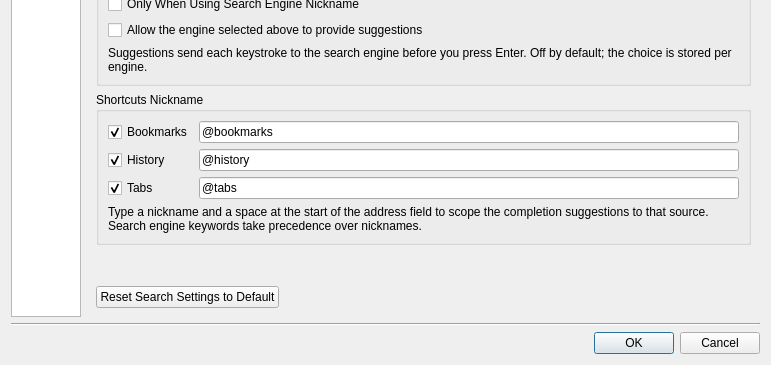
This is src/settings.ui in IT-Space-2026/arktos as Qt 5 draws it before an edit; both pictures show x 0 to 771 and y 940 to 1305 of the 771 by 1305 pixel window. The edited form follows.
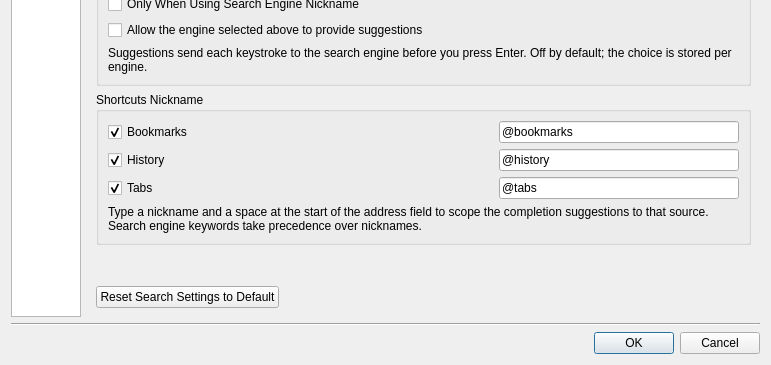
This is the edited form. The open tabs and pages were chosen to show the change. Custom widgets are drawn as their Qt base class.

Commit message: PREFUI07: cap Preferences text fields at content-class widths

```diff
--- a/src/settings.ui
+++ b/src/settings.ui
@@ -914,6 +914,12 @@
           </item>
           <item row="0" column="1">
            <widget class="QLineEdit" name="shortcutBookmarksToken">
+            <property name="maximumSize">
+             <size>
+              <width>240</width>
+              <height>16777215</height>
+             </size>
+            </property>
             <property name="toolTip">
              <string>Type this nickname followed by a space in the address field to complete only matching bookmarks.</string>
             </property>
@@ -937,6 +943,12 @@
           </item>
           <item row="1" column="1">
            <widget class="QLineEdit" name="shortcutHistoryToken">
+            <property name="maximumSize">
+             <size>
+              <width>240</width>
+              <height>16777215</height>
+             </size>
+            </property>
             <property name="toolTip">
              <string>Type this nickname followed by a space in the address field to complete only matching history entries.</string>
             </property>
@@ -960,6 +972,12 @@
           </item>
           <item row="2" column="1">
            <widget class="QLineEdit" name="shortcutTabsToken">
+            <property name="maximumSize">
+             <size>
+              <width>240</width>
+              <height>16777215</height>
+             </size>
+            </property>
             <property name="toolTip">
              <string>Type this nickname followed by a space in the address field to complete only matching open tabs. Picking a tab switches to it.</string>
             </property>
```
Left out of the diff: 171 changed lines with no effect on the pictures. The commit also changes 5 other files.
